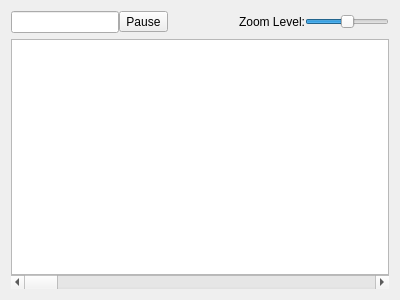
Above: plugins/signalmonitor/signalmonitorwidget.ui from KDAB/GammaRay before the change. Below: the same form after it.
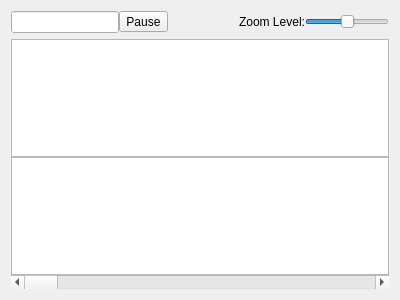
That is the form after the change. Custom widgets are drawn as their Qt base class.

Commit message:
Implement Object Favorite-ing
Gammaray shows huge lists of object usually but as a user, a person
is often only interest in a small set of objects. It becomes really
hard to switch between two objects.

Favorite-ing aims to make it easier. You can mark an object as favorite
and it will appear in a view above the current itemview. However, this
needs to be added to each itemview individually. This commit only
implements it for the Signals history view.

What changed in the file:
```diff
--- a/plugins/signalmonitor/signalmonitorwidget.ui
+++ b/plugins/signalmonitor/signalmonitorwidget.ui
@@ -70,6 +70,9 @@
      </item>
     </layout>
    </item>
+   <item>
+    <widget class="GammaRay::SignalHistoryFavoritesView" name="favoritesObjectsTreeView"/>
+   </item>
    <item>
     <widget class="GammaRay::SignalHistoryView" name="objectTreeView">
      <property name="contextMenuPolicy">
@@ -117,6 +120,11 @@
    <extends>QTreeView</extends>
    <header>signalhistoryview.h</header>
   </customwidget>
+  <customwidget>
+   <class>GammaRay::SignalHistoryFavoritesView</class>
+   <extends>QTreeView</extends>
+   <header>signalhistoryfavoritesview.h</header>
+  </customwidget>
  </customwidgets>
  <resources/>
  <connections/>
```
The commit also changes 23 other files.
